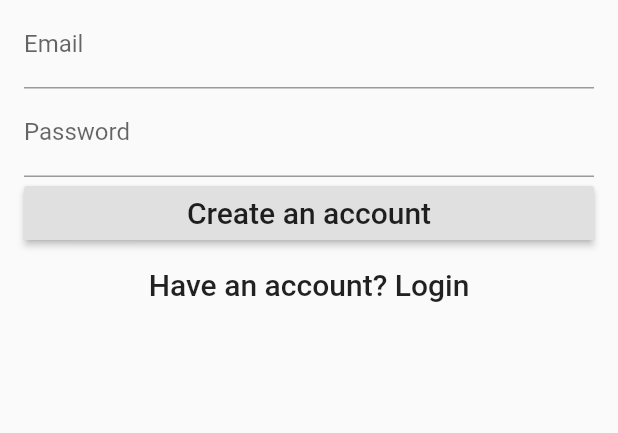
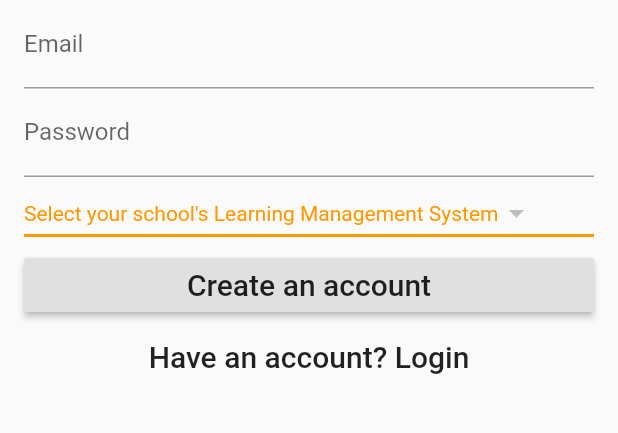
Before and after one commit to sloth-company/sloth, a Flutter app: the LoginPage screen opened by its route, after a tap on "Login", after a tap on "Create an account", on a phone screen of 412 x 824 dp, the part 408-841 px from its top. Run offline on Flutter 3.47's test engine with Material 2 defaults, Android fonts, the light colour scheme and no system bars; our stand-ins replace cloud_firestore, firebase_auth, firebase_core, flutter_colorpicker; accounts and stored records are empty.

Commit message:
can't read due to lack of permissions?

```diff
--- a/lib/Sloth_login_ui.dart
+++ b/lib/Sloth_login_ui.dart
@@ -1,3 +1,4 @@
+import 'package:cloud_firestore/cloud_firestore.dart';
 import 'package:firebase_auth/firebase_auth.dart';
 import 'package:flutter/material.dart';
 //import 'auth.dart';
@@ -11,7 +12,8 @@ class LoginPage extends StatefulWidget {
   //LoginPage({this.auth, this.onSignedIn});
   //final BaseAuth auth;
   //final VoidCallback onSignedIn;
-
+  //LoginPage({this.firestore});
+  //final FirebaseFirestore firestore;
   @override
   State<StatefulWidget> createState() => new _LoginPageState();
 }
@@ -121,6 +123,52 @@ class _LoginPageState extends State<LoginPage> {
         validator: (value) => value.isEmpty ? 'Password can\'t be empty': null,
         onSaved: (value) => _password = value,
       ),
+      _formType == FormType.login ? SizedBox(width: 0, height: 0,): StreamBuilder<QuerySnapshot>(
+        //stream: widget.firestore.collection("master lms list").snapshots(),
+        stream: FirebaseFirestore.instance.collection("testing").snapshots(),
+        builder: (context, snapshot){
+          if(!snapshot.hasData){
+            return Text("Loading");
+          }
+          else{
+            List<DropdownMenuItem> lmsList=[];
+            String dropdownValue;
+            for(int i=0; i<snapshot.data.docs.length; i++){
+              DocumentSnapshot snap = snapshot.data.docs[i];
+              lmsList.add(
+                DropdownMenuItem(
+                  child: Text(
+                    snap.id,
+                    style: TextStyle(color: Theme.of(context).primaryColor),
+                  ),
+                  value: "${snap.id}",
+                )
+              );
+            }
+            return DropdownButton(
+              items: lmsList,
+              hint: Text(
+                "Select your school's Learning Management System",
+                style: TextStyle(color: Theme.of(context).primaryColor),
+              ),
+              icon: Icon(Icons.arrow_drop_down),
+              iconSize: 24,
+              elevation: 16,
+              style: TextStyle(color: Theme.of(context).primaryColor),
+              underline: Container(
+                height: 2,
+                color: Theme.of(context).primaryColor,
+              ),
+              value: dropdownValue,
+              onChanged: (newValue) {
+                setState(() {
+                  dropdownValue = newValue;
+                });
+              },
+            );
+          }
+        },
+      ),
     ];
   }
   List<Widget> buildSubmitButtons() {
--- a/lib/home.dart
+++ b/lib/home.dart
@@ -1,12 +1,14 @@
 //import 'dart:html';
 
+import 'package:cloud_firestore/cloud_firestore.dart';
 import 'package:firebase_auth/firebase_auth.dart';
 import 'package:flutter/material.dart';
 import 'task.dart';
 import 'categories.dart';
 import 'package:flutter_colorpicker/flutter_colorpicker.dart';
 class TodoList extends StatefulWidget {
-  TodoList({Key key, this.title}) : super(key: key);
+  TodoList({Key key, this.title,}) : super(key: key);
+  //TodoList({Key key, this.title, this.firestore}) : super(key: key);
   // This widget is the home page of your application. It is stateful, meaning
   // that it has a State object (defined below) that contains fields that affect
   // how it looks.
@@ -16,6 +18,7 @@ class TodoList extends StatefulWidget {
   // used by the build method of the State. Fields in a Widget subclass are
   // always marked "final".
   final String title;
+  //final FirebaseFirestore firestore;
 
   @override
   _TodoListState createState() => _TodoListState();
@@ -489,6 +492,18 @@ class _TodoListState extends State<TodoList> {
               ),
             ),
           ),
+          StreamBuilder(
+            stream: FirebaseFirestore.instance.collection("testing").snapshots(),
+            builder: (context, snapshot){
+              if(!snapshot.hasData){
+                return Text("Loading");
+              }
+              else{
+                DocumentSnapshot snap = snapshot.data.docs[0];
+                return Text(snap.id);
+              }
+            }
+          ),
           IconButton(
             icon: Icon(
               Icons.person,
--- a/lib/main.dart
+++ b/lib/main.dart
@@ -8,6 +8,7 @@ import 'package:flutter/material.dart';
 import 'home.dart';
 import 'Sloth_login_ui.dart';
 import 'loading.dart';
+import 'package:cloud_firestore/cloud_firestore.dart';
 void main() {
   WidgetsFlutterBinding.ensureInitialized();
   runApp(new TodoApp());
@@ -16,6 +17,7 @@ void main() {
 class TodoApp extends StatelessWidget {
   // This widget is the root of your application.
   final Future<FirebaseApp> _initialization = Firebase.initializeApp();
+  //final FirebaseFirestore firestore = FirebaseFirestore.instance;
   @override
   Widget build(BuildContext context) {
     return FutureBuilder(
@@ -53,6 +55,8 @@ class TodoApp extends StatelessWidget {
               '/': (context) => Loading(),  //This doesn't exist yet but will probably be needed later
               '/login': (context) => LoginPage(),
               '/home': (context) => TodoList(),
+//              '/login': (context) => LoginPage(firestore: firestore,),
+//              '/home': (context) => TodoList(firestore: firestore,),
             },
           );
         }
--- a/pubspec.yaml
+++ b/pubspec.yaml
@@ -25,6 +25,7 @@ dependencies:
     sdk: flutter
   firebase_core: "^0.7.0"
   firebase_auth: "^0.20.0+1"
+  cloud_firestore: "^0.16.0+1"
 
   # The following adds the Cupertino Icons font to your application.
   # Use with the CupertinoIcons class for iOS style icons.
```
Also changed, not shown: pubspec.lock, 1 other file.
